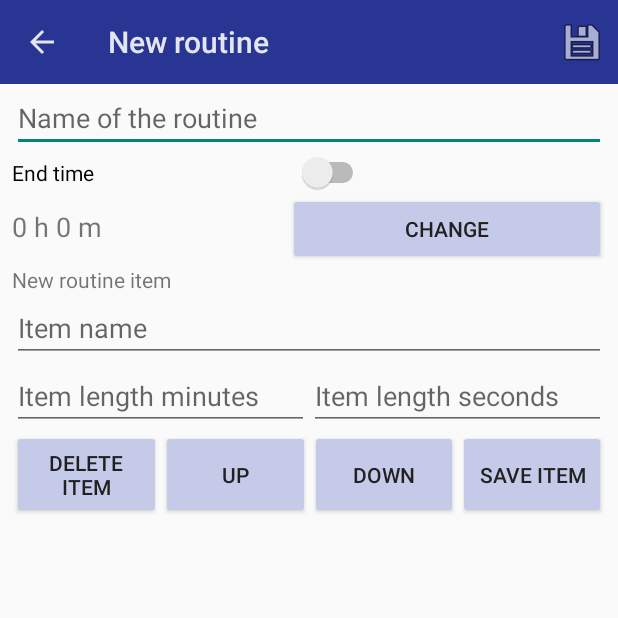
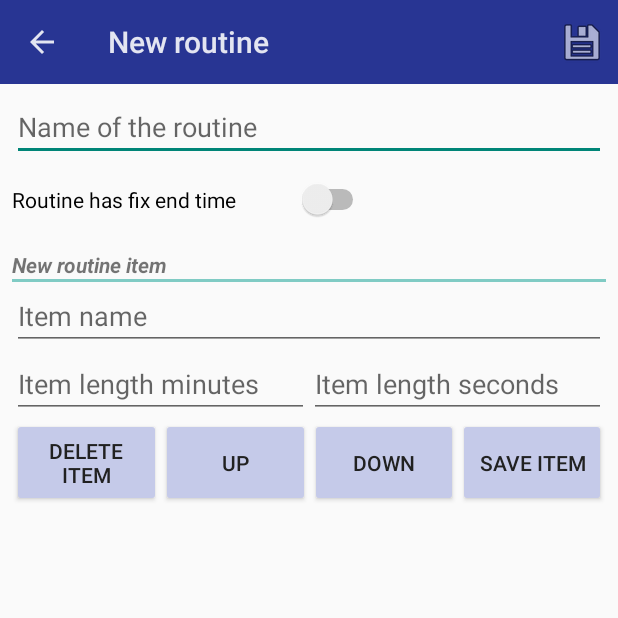
Before and after one commit to sxnwlfkk/daily_routines, an Android app: the screen it shows after launch (EditActivity), after a tap on an icon or button, on a phone screen of 412 x 824 dp, the top half of it. Run offline under Robolectric (Android 15) with nearby library versions, the phone set to English and light mode, and no system bars; 3 statements that could not run were skipped.

Commit message:
Sorted out some scheduling errors, and minor formatting enhancements

```diff
--- a/app/src/main/java/com/sxnwlfkk/dailyroutines/classes/RoutineUtils.java
+++ b/app/src/main/java/com/sxnwlfkk/dailyroutines/classes/RoutineUtils.java
@@ -56,7 +56,11 @@ public class RoutineUtils {
     // Calculates ideal starting time for routine. With the 60 division, we take off the
     // seconds and guarantees that it will be a little early.
     public static int calculateIdealStartTime(int endTime, int routineLength) {
-        return ((endTime - routineLength) / 60) * 60;
+        int startTime = (endTime - routineLength);
+        if (startTime < 0) {
+            startTime = (24*60*60) + startTime;
+        }
+        return (startTime / 60) * 60;
     }
 
     // Decides which color should the adapter use for average backgrounds
--- a/app/src/main/java/com/sxnwlfkk/dailyroutines/views/mainActivity/MainActivity.java
+++ b/app/src/main/java/com/sxnwlfkk/dailyroutines/views/mainActivity/MainActivity.java
@@ -23,6 +23,7 @@ import android.widget.ListView;
 import android.widget.ProgressBar;
 import android.widget.TextView;
 
+import com.sxnwlfkk.dailyroutines.BuildConfig;
 import com.sxnwlfkk.dailyroutines.R;
 import com.sxnwlfkk.dailyroutines.backend.AlarmNotificationReceiver;
 import com.sxnwlfkk.dailyroutines.data.RoutineContract;
@@ -36,6 +37,9 @@ public class MainActivity extends Activity implements LoaderManager.LoaderCallba
     // VARS
     // Log tag
     public static final String LOG_TAG = MainActivity.class.getSimpleName();
+
+    private static final String PREFERNCES_APP_VERSION = "app_version";
+
     private ActionBar mActionBar;
     private ProgressBar mProgressBar;
     TextView mEmptyStateTextView;
@@ -52,6 +56,17 @@ public class MainActivity extends Activity implements LoaderManager.LoaderCallba
         // Mandatory
         super.onCreate(savedInstanceState);
         setContentView(R.layout.activity_main);
+
+        // Check for app version, and update
+        SharedPreferences preferences = PreferenceManager.getDefaultSharedPreferences(this);
+        int version = preferences.getInt(PREFERNCES_APP_VERSION, -1);
+        if (version < BuildConfig.VERSION_CODE) {
+            preferences.edit()
+                    .putInt(PREFERNCES_APP_VERSION, BuildConfig.VERSION_CODE)
+                    .putBoolean(AlarmNotificationReceiver.ALARM_SETUP_WAS_DONE, false)
+                    .apply();
+        }
+
 
         // Setting up the toolbar
         mActionBar = getActionBar();
@@ -106,8 +121,8 @@ public class MainActivity extends Activity implements LoaderManager.LoaderCallba
         });
 
         // Check if alarms were set up, then
-        SharedPreferences preferences = PreferenceManager.getDefaultSharedPreferences(this);
         boolean alarmsWereSetUp = preferences.getBoolean(AlarmNotificationReceiver.ALARM_SETUP_WAS_DONE, false);
+        Log.e(LOG_TAG, "alarmsWereSetUp = " + Boolean.toString(alarmsWereSetUp));
         if (!alarmsWereSetUp) AlarmNotificationReceiver.scheduleAlarms(this);
 
         getLoaderManager().initLoader(ROUTINE_LOADER, null, this);
@@ -122,9 +137,6 @@ public class MainActivity extends Activity implements LoaderManager.LoaderCallba
     @Override
     public boolean onOptionsItemSelected(MenuItem item) {
         switch (item.getItemId()) {
-            case R.id.main_menu_delete_all:
-                purgeDatabase();
-                return true;
             case R.id.main_preferences_button:
                 Intent intent = new Intent(this, SettingsActivity.class);
                 startActivity(intent);
--- a/app/src/main/java/com/sxnwlfkk/dailyroutines/views/profileActivity/ProfileActivity.java
+++ b/app/src/main/java/com/sxnwlfkk/dailyroutines/views/profileActivity/ProfileActivity.java
@@ -286,7 +286,7 @@ public class ProfileActivity extends Activity implements LoaderManager.LoaderCal
                 if (requireEnd) {
                     TextView numOfItems = (TextView) findViewById(R.id.profile_num_of_items_text);
                     numOfItems.setText(R.string.optimal_start_text);
-                    mRoutineItemNum.setText(RoutineUtils.formatLengthString(RoutineUtils.calculateIdealStartTime(endTime, length)));
+                    mRoutineItemNum.setText(RoutineUtils.formatClockTimeString(RoutineUtils.calculateIdealStartTime(endTime, length)));
                 }
 
                 ActionBar aBar = getActionBar();
--- a/app/src/main/res/layout/activity_edit.xml
+++ b/app/src/main/res/layout/activity_edit.xml
@@ -15,6 +15,7 @@
         android:layout_weight="0"
         android:layout_marginLeft="8dp"
         android:layout_marginRight="8dp"
+        android:paddingTop="16dp"
         android:ems="10"
         android:hint="Name of the routine"
         android:inputType="text" />
@@ -25,16 +26,20 @@
         android:layout_height="wrap_content"
         android:layout_marginLeft="8dp"
         android:layout_marginRight="8dp"
+        android:paddingTop="16dp"
+        android:paddingBottom="8dp"
         android:layout_weight="0"
-        android:text="End time"
+        android:text="@string/end_time_switch_text"
         tools:text="Needs ending time" />
 
     <LinearLayout
+        android:id="@+id/edit_routine_end_time_box"
         android:layout_width="match_parent"
         android:layout_height="wrap_content"
         android:layout_marginLeft="8dp"
         android:layout_marginRight="8dp"
         android:layout_weight="0"
+        android:visibility="gone"
         android:orientation="horizontal">
 
         <TextView
@@ -63,6 +68,7 @@
         android:layout_height="wrap_content"
         android:layout_marginLeft="8dp"
         android:layout_marginRight="8dp"
+        android:paddingTop="16dp"
         android:layout_weight="0"
         android:orientation="vertical">
 
@@ -73,7 +79,16 @@
             android:layout_alignParentStart="true"
             android:layout_alignParentTop="true"
             android:layout_weight="0"
-            android:text="New routine item" />
+            android:text="New routine item"
+            android:textAlignment="textStart"
+            android:textStyle="bold|italic" />
+
+        <LinearLayout
+            android:layout_width="match_parent"
+            android:layout_height="2dp"
+            android:background="@color/material_teal_lighten3"
+            android:paddingBottom="24dp"
+            android:orientation="horizontal"></LinearLayout>
 
         <EditText
             android:id="@+id/edit_textbox_item_name"
--- a/app/src/main/res/menu/main_activity.xml
+++ b/app/src/main/res/menu/main_activity.xml
@@ -7,9 +7,4 @@
         android:icon="@android:drawable/ic_menu_preferences"
         android:title="Preferences"
         android:showAsAction="always" />
-    <item
-        android:id="@+id/main_menu_delete_all"
-        android:enabled="true"
-        android:title="Delete DB"
-        android:visible="true" />
 </menu>
--- a/app/src/main/res/values/strings.xml
+++ b/app/src/main/res/values/strings.xml
@@ -103,4 +103,5 @@
     <string name="settings_notification_title">Notifications</string>
     <string name="settings_notification_hint">Enable or disable notifications for routine start and end times.</string>
     <string name="optimal_start_text">Optimal start:</string>
+    <string name="end_time_switch_text">Routine has fix end time</string>
 </resources>
```
Also changed, not shown: app/src/main/java/com/sxnwlfkk/dailyroutines/backend/AlarmNotificationReceiver.java (+7 -6 lines), app/src/main/java/com/sxnwlfkk/dailyroutines/views/clock/ClockService.java (+14 -10 lines), app/src/main/java/com/sxnwlfkk/dailyroutines/views/editActivity/EditActivity.java (+15 -2 lines).
